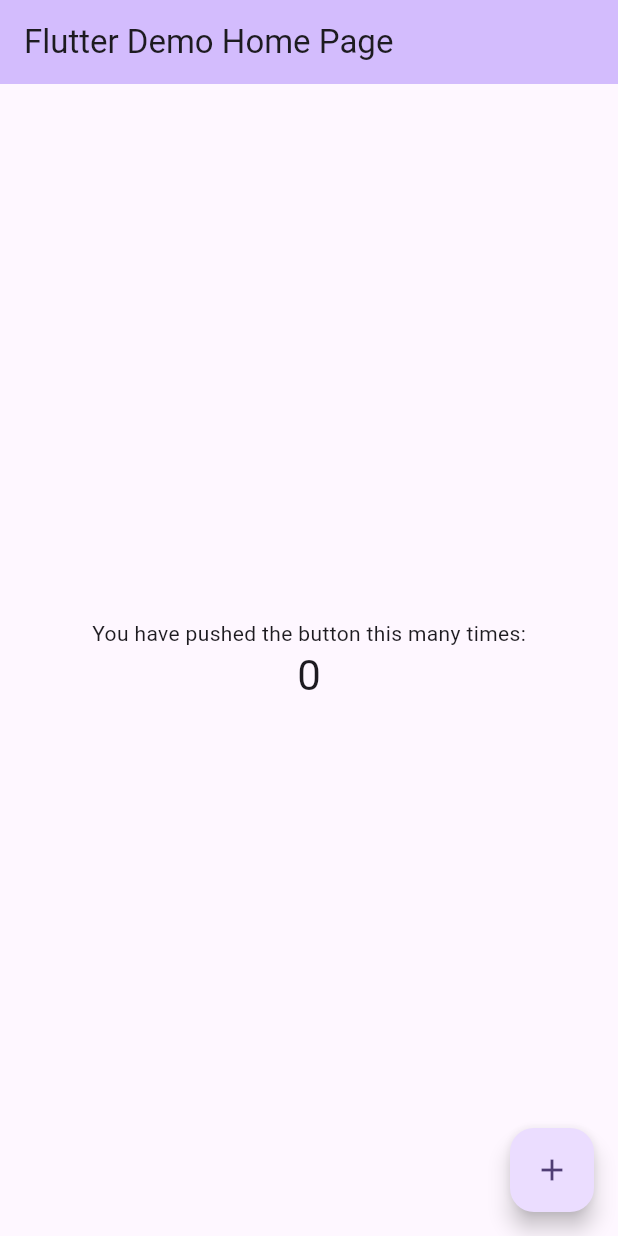
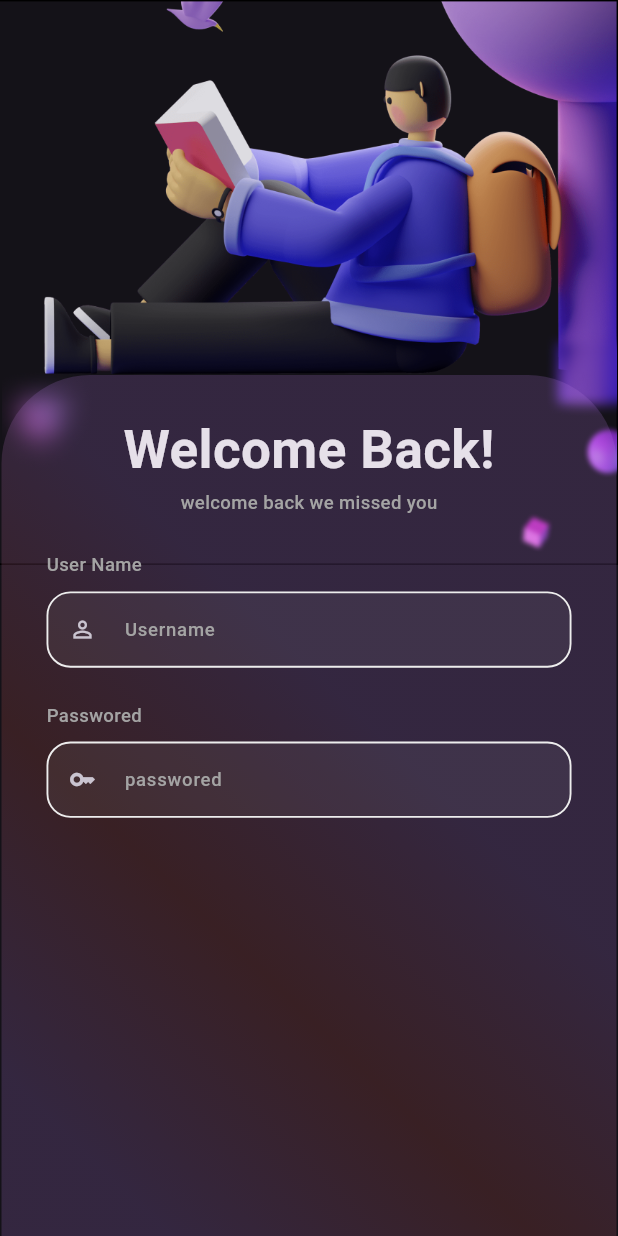
Before and after one commit to islam-diab/my_authentication, a Flutter app: the screen it shows after launch, on a phone screen of 412 x 824 dp. Run offline on Flutter 3.47's test engine with Material 3 defaults, Android fonts, the phone set to English and light mode, and no system bars; our stand-ins replace flutter_screenutil.

Commit message:
finished some widgets in login screen

```diff
--- /dev/null
+++ b/lib/core/helper/spaser.dart
@@ -0,0 +1,9 @@
+import 'package:flutter/widgets.dart';
+import 'package:flutter_screenutil/flutter_screenutil.dart';
+
+SizedBox horizontalSpace(double weight) => SizedBox(
+      width: weight.w,
+    );
+SizedBox verticalSpace(double hight) => SizedBox(
+      height: hight.h,
+    );
--- /dev/null
+++ b/lib/core/theming/font_weight_helper.dart
@@ -0,0 +1,12 @@
+import 'package:flutter/material.dart';
+
+class FontWeightHelper {
+  static const FontWeight thin = FontWeight.w100;
+  static const FontWeight extraLight = FontWeight.w200;
+  static const FontWeight light = FontWeight.w300;
+  static const FontWeight regular = FontWeight.w400;
+  static const FontWeight medium = FontWeight.w500;
+  static const FontWeight semiBold = FontWeight.w600;
+  static const FontWeight bold = FontWeight.w700;
+  static const FontWeight extraBold = FontWeight.w800;
+}
--- /dev/null
+++ b/lib/core/theming/text_styles.dart
@@ -0,0 +1,21 @@
+import 'package:flutter/material.dart';
+import 'package:flutter_screenutil/flutter_screenutil.dart';
+
+import 'font_weight_helper.dart';
+
+class TextStyles {
+  static TextStyle font40SemiBold = TextStyle(
+    fontSize: 40.sp,
+    fontWeight: FontWeightHelper.semiBold,
+  );
+
+
+
+  static TextStyle font14Medium = TextStyle(
+    fontSize: 14.sp,
+    color: const Color(0xffA4A4A4),
+    fontWeight: FontWeightHelper.medium,
+  );
+
+
+}
--- /dev/null
+++ b/lib/feature/login/ui/screen/login_view.dart
@@ -0,0 +1,37 @@
+import 'package:flutter/material.dart';
+import 'package:flutter_screenutil/flutter_screenutil.dart';
+import 'package:my_authentication/feature/login/ui/widget/container_info.dart';
+import 'package:my_authentication/feature/login/ui/widget/top_scrern.dart';
+
+class LoginView extends StatelessWidget {
+  const LoginView({super.key});
+
+  @override
+  Widget build(BuildContext context) {
+    return Scaffold(
+      body: SingleChildScrollView(
+        child: Column(
+          children: [
+            Stack(
+              children: [
+                SizedBox(
+                  height: 932.h,
+                ),
+                const TopScreen(),
+                Positioned(
+                  top: 220,
+                  left: 1,
+                  right: 1,
+                  child: Image.asset(
+                    'assets/image/2.png',
+                  ),
+                ),
+                const ContainerInfo(),
+              ],
+            ),
+          ],
+        ),
+      ),
+    );
+  }
+}
--- /dev/null
+++ b/lib/feature/login/ui/widget/container_info.dart
@@ -0,0 +1,47 @@
+import 'package:flutter/material.dart';
+import 'package:flutter_screenutil/flutter_screenutil.dart';
+import 'package:my_authentication/core/helper/spaser.dart';
+import 'package:my_authentication/feature/login/ui/widget/user_pass_form.dart';
+
+import 'welcome_text.dart';
+
+class ContainerInfo extends StatelessWidget {
+  const ContainerInfo({super.key});
+
+  @override
+  Widget build(BuildContext context) {
+    return Positioned(
+      top: 250,
+      left: 1,
+      right: 1,
+      child: Container(
+        width: 447.w,
+        height: 803.h,
+        decoration: ShapeDecoration(
+          gradient: LinearGradient(
+            begin: const Alignment(.2, -0.34),
+            end: const Alignment(-0.94, 0.34),
+            colors: [
+              const Color(0xFFB379DF).withOpacity(0.2),
+              const Color(0x14CC5854).withOpacity(0.2),
+              const Color(0xFFB379DF).withOpacity(0.2)
+            ],
+          ),
+          shape: RoundedRectangleBorder(
+            borderRadius: BorderRadius.circular(59),
+          ),
+        ),
+        child: Padding(
+          padding: const EdgeInsets.symmetric(horizontal: 30),
+          child: Column(
+            children: [
+              const WelcomeText(),
+              verticalSpace(30.h),
+              const UserAndPasswoed(),
+            ],
+          ),
+        ),
+      ),
+    );
+  }
+}
--- /dev/null
+++ b/lib/feature/login/ui/widget/contianer_with_opacity.dart
@@ -0,0 +1,10 @@
+import 'package:flutter/material.dart';
+
+class ContianerwithOpacity extends StatelessWidget {
+  const ContianerwithOpacity({super.key});
+
+  @override
+  Widget build(BuildContext context) {
+    return const Placeholder();
+  }
+}
--- /dev/null
+++ b/lib/feature/login/ui/widget/text_form_field.dart
@@ -0,0 +1,72 @@
+import 'package:flutter/material.dart';
+import 'package:flutter_screenutil/flutter_screenutil.dart';
+import 'package:my_authentication/core/theming/text_styles.dart';
+
+class AppTextFormField extends StatelessWidget {
+  final String? hintText;
+  final Widget? prefixIcon;
+  final bool? isObscureText;
+  // final Function(String?) validator;
+  // final TextEditingController controller;
+
+  const AppTextFormField({
+    super.key,
+    required this.hintText,
+    this.prefixIcon,
+    this.isObscureText,
+    // required this.validator,
+    // required this.controller,
+  });
+
+  @override
+  Widget build(BuildContext context) {
+    return TextFormField(
+      // controller: controller,
+      // validator: (value) {
+      //   return validator(value);
+      // },
+      obscureText: isObscureText ?? false,
+      style: TextStyles.font14Medium,
+      decoration: InputDecoration(
+        fillColor: Colors.grey.withOpacity(0.1),
+        filled: true,
+        isDense: true,
+        hintStyle: TextStyles.font14Medium,
+        hintText: hintText,
+        prefixIcon: prefixIcon,
+        contentPadding: EdgeInsets.symmetric(
+          horizontal: 20.w,
+          vertical: 18.h,
+        ),
+        focusedBorder: OutlineInputBorder(
+          borderSide: BorderSide(
+            color: Colors.white,
+            width: 1.3.w,
+          ),
+          borderRadius: BorderRadius.circular(16.0),
+        ),
+        errorBorder: OutlineInputBorder(
+          borderSide: const BorderSide(
+            color: Colors.red,
+            width: 1.3,
+          ),
+          borderRadius: BorderRadius.circular(16.0),
+        ),
+        focusedErrorBorder: OutlineInputBorder(
+          borderSide: const BorderSide(
+            color: Colors.red,
+            width: 1.3,
+          ),
+          borderRadius: BorderRadius.circular(16.0),
+        ),
+        enabledBorder: OutlineInputBorder(
+          borderSide: BorderSide(
+            color: const Color(0xFFEDEDED),
+            width: 1.3.w,
+          ),
+          borderRadius: BorderRadius.circular(16.0),
+        ),
+      ),
+    );
+  }
+}
--- /dev/null
+++ b/lib/feature/login/ui/widget/top_scrern.dart
@@ -0,0 +1,10 @@
+import 'package:flutter/material.dart';
+
+class TopScreen extends StatelessWidget {
+  const TopScreen({super.key});
+
+  @override
+  Widget build(BuildContext context) {
+    return Image.asset('assets/image/login.png');
+  }
+}
--- /dev/null
+++ b/lib/feature/login/ui/widget/user_pass_form.dart
@@ -0,0 +1,42 @@
+import 'package:flutter/material.dart';
+import 'package:flutter_screenutil/flutter_screenutil.dart';
+import 'package:my_authentication/core/helper/spaser.dart';
+import 'package:my_authentication/core/theming/text_styles.dart';
+import 'package:my_authentication/feature/login/ui/widget/text_form_field.dart';
+
+class UserAndPasswoed extends StatelessWidget {
+  const UserAndPasswoed({super.key});
+
+  @override
+  Widget build(BuildContext context) {
+    return Column(
+      children: [
+        Align(
+          alignment: Alignment.topLeft,
+          child: Text(
+            'User Name',
+            style: TextStyles.font14Medium,
+          ),
+        ),
+        verticalSpace(10),
+        const AppTextFormField(
+          hintText: 'Username',
+          prefixIcon: Icon(Icons.person_outline),
+        ),
+        verticalSpace(30.h),
+        Align(
+          alignment: Alignment.topLeft,
+          child: Text(
+            'Passwored',
+            style: TextStyles.font14Medium,
+          ),
+        ),
+        verticalSpace(10.h),
+        const AppTextFormField(
+          hintText: 'passwored',
+          prefixIcon: Icon(Icons.key_outlined),
+        ),
+      ],
+    );
+  }
+}
--- /dev/null
+++ b/lib/feature/login/ui/widget/welcome_text.dart
@@ -0,0 +1,27 @@
+import 'package:flutter/material.dart';
+import 'package:my_authentication/core/theming/text_styles.dart';
+
+class WelcomeText extends StatelessWidget {
+  const WelcomeText({super.key});
+
+  @override
+  Widget build(BuildContext context) {
+    return Padding(
+      padding: const EdgeInsets.only(
+        top: 25,
+      ),
+      child: Column(
+        children: [
+          Text(
+            'Welcome Back!',
+            style: TextStyles.font40SemiBold,
+          ),
+          Text(
+            'welcome back we missed you',
+            style: TextStyles.font14Medium,
+          )
+        ],
+      ),
+    );
+  }
+}
--- a/lib/main.dart
+++ b/lib/main.dart
@@ -1,4 +1,6 @@
 import 'package:flutter/material.dart';
+import 'package:flutter_screenutil/flutter_screenutil.dart';
+import 'package:my_authentication/feature/login/ui/screen/login_view.dart';
 
 void main() {
   runApp(const MyApp());
@@ -10,116 +12,17 @@ class MyApp extends StatelessWidget {
   // This widget is the root of your application.
   @override
   Widget build(BuildContext context) {
-    return MaterialApp(
-      title: 'Flutter Demo',
-      theme: ThemeData(
-        // This is the theme of your application.
-        //
-        // TRY THIS: Try running your application with "flutter run". You'll see
-        // the application has a blue toolbar. Then, without quitting the app,
-        // try changing the seedColor in the colorScheme below to Colors.green
-        // and then invoke "hot reload" (save your changes or press the "hot
-        // reload" button in a Flutter-supported IDE, or press "r" if you used
-        // the command line to start the app).
-        //
-        // Notice that the counter didn't reset back to zero; the application
-        // state is not lost during the reload. To reset the state, use hot
-        // restart instead.
-        //
-        // This works for code too, not just values: Most code changes can be
-        // tested with just a hot reload.
-        colorScheme: ColorScheme.fromSeed(seedColor: Colors.deepPurple),
-        useMaterial3: true,
+    return ScreenUtilInit(
+      designSize: const Size(430, 932),
+      minTextAdapt: true,
+      child: MaterialApp(
+        debugShowCheckedModeBanner: false,
+        title: 'Flutter Demo',
+        theme: ThemeData.dark(
+          useMaterial3: true,
+        ),
+        home: const LoginView(),
       ),
-      home: const MyHomePage(title: 'Flutter Demo Home Page'),
     );
   }
 }
-
-class MyHomePage extends StatefulWidget {
-  const MyHomePage({super.key, required this.title});
-
-  // This widget is the home page of your application. It is stateful, meaning
-  // that it has a State object (defined below) that contains fields that affect
-  // how it looks.
-
-  // This class is the configuration for the state. It holds the values (in this
-  // case the title) provided by the parent (in this case the App widget) and
-  // used by the build method of the State. Fields in a Widget subclass are
-  // always marked "final".
-
-  final String title;
-
-  @override
-  State<MyHomePage> createState() => _MyHomePageState();
-}
-
-class _MyHomePageState extends State<MyHomePage> {
-  int _counter = 0;
-
-  void _incrementCounter() {
-    setState(() {
-      // This call to setState tells the Flutter framework that something has
-      // changed in this State, which causes it to rerun the build method below
-      // so that the display can reflect the updated values. If we changed
-      // _counter without calling setState(), then the build method would not be
-      // called again, and so nothing would appear to happen.
-      _counter++;
-    });
-  }
-
-  @override
-  Widget build(BuildContext context) {
-    // This method is rerun every time setState is called, for instance as done
-    // by the _incrementCounter method above.
-    //
-    // The Flutter framework has been optimized to make rerunning build methods
-    // fast, so that you can just rebuild anything that needs updating rather
-    // than having to individually change instances of widgets.
-    return Scaffold(
-      appBar: AppBar(
-        // TRY THIS: Try changing the color here to a specific color (to
-        // Colors.amber, perhaps?) and trigger a hot reload to see the AppBar
-        // change color while the other colors stay the same.
-        backgroundColor: Theme.of(context).colorScheme.inversePrimary,
-        // Here we take the value from the MyHomePage object that was created by
-        // the App.build method, and use it to set our appbar title.
-        title: Text(widget.title),
-      ),
-      body: Center(
-        // Center is a layout widget. It takes a single child and positions it
-        // in the middle of the parent.
-        child: Column(
-          // Column is also a layout widget. It takes a list of children and
-          // arranges them vertically. By default, it sizes itself to fit its
-          // children horizontally, and tries to be as tall as its parent.
-          //
-          // Column has various properties to control how it sizes itself and
-          // how it positions its children. Here we use mainAxisAlignment to
-          // center the children vertically; the main axis here is the vertical
-          // axis because Columns are vertical (the cross axis would be
-          // horizontal).
-          //
-          // TRY THIS: Invoke "debug painting" (choose the "Toggle Debug Paint"
-          // action in the IDE, or press "p" in the console), to see the
-          // wireframe for each widget.
-          mainAxisAlignment: MainAxisAlignment.center,
-          children: <Widget>[
-            const Text(
-              'You have pushed the button this many times:',
-            ),
-            Text(
-              '$_counter',
-              style: Theme.of(context).textTheme.headlineMedium,
-            ),
-          ],
-        ),
-      ),
-      floatingActionButton: FloatingActionButton(
-        onPressed: _incrementCounter,
-        tooltip: 'Increment',
-        child: const Icon(Icons.add),
-      ), // This trailing comma makes auto-formatting nicer for build methods.
-    );
-  }
-}
--- a/pubspec.yaml
+++ b/pubspec.yaml
@@ -35,6 +35,8 @@ dependencies:
   # The following adds the Cupertino Icons font to your application.
   # Use with the CupertinoIcons class for iOS style icons.
   cupertino_icons: ^1.0.2
+  flutter_screenutil: ^5.9.0
+  flutter_svg: ^2.0.9
 
 dev_dependencies:
   flutter_test:
@@ -59,8 +61,8 @@ flutter:
   uses-material-design: true
 
   # To add assets to your application, add an assets section, like this:
-  # assets:
-  #   - images/a_dot_burr.jpeg
+  assets:
+    - assets/image/
   #   - images/a_dot_ham.jpeg
 
   # An image asset can refer to one or more resolution-specific "variants", see
```
Also changed, not shown: assets/image/2.png (added), assets/image/login.png (added), assets/image/red.png (added), pubspec.lock, 1 other file.
